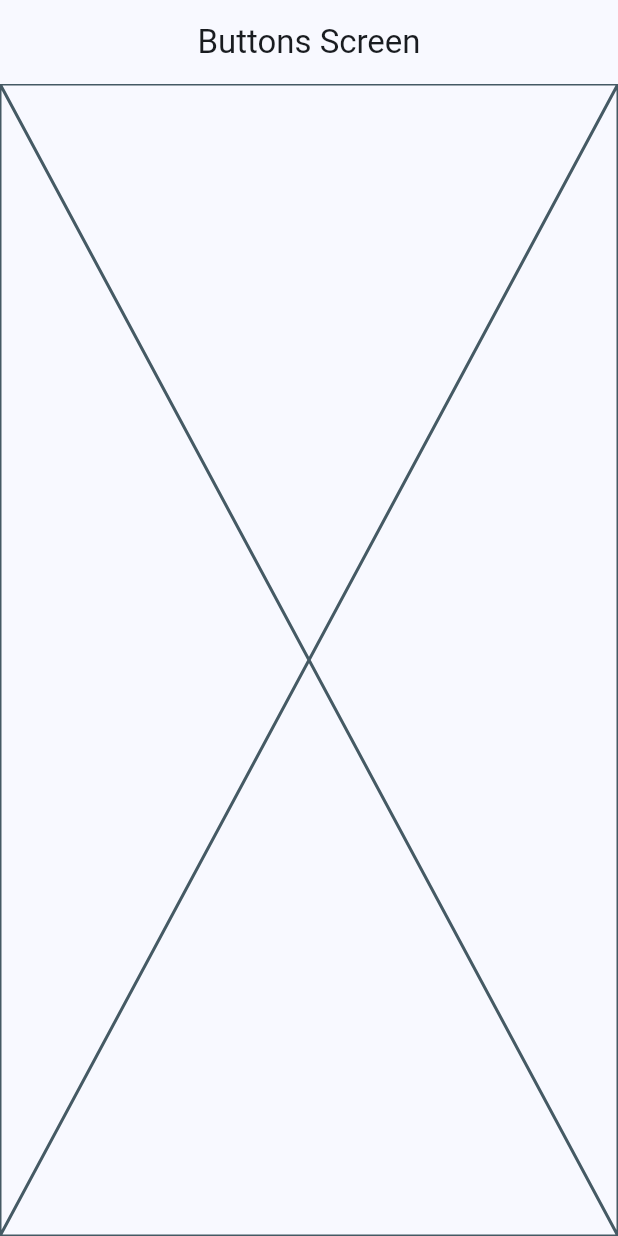
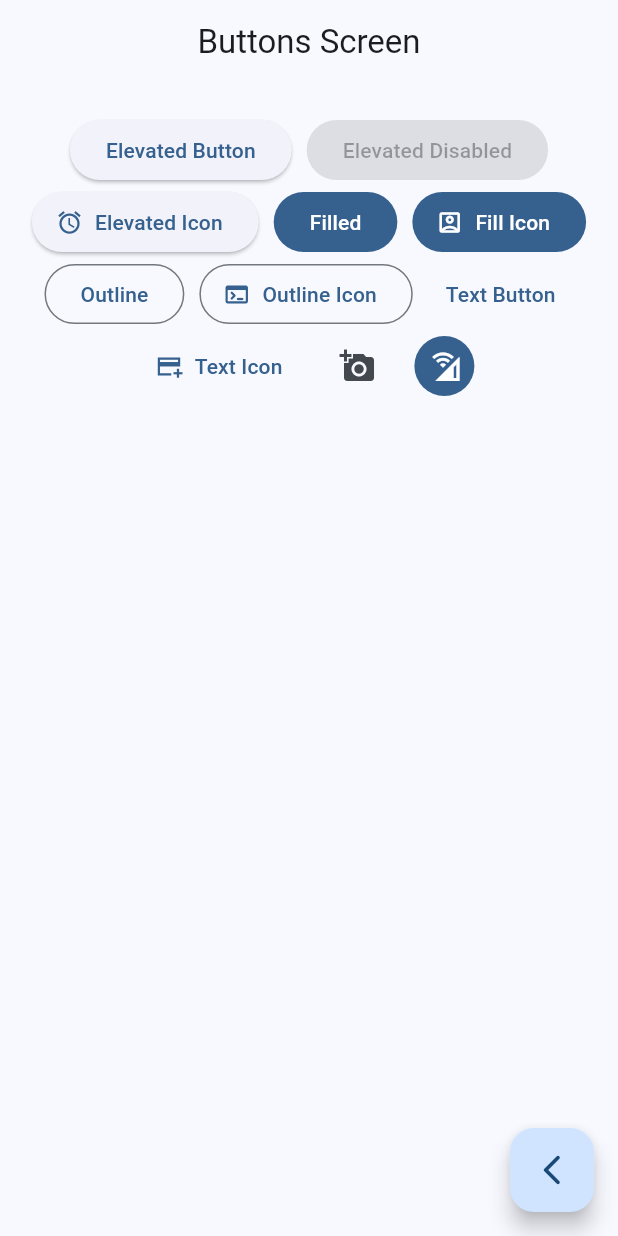
Before and after one commit to FernandoAjset/widgets_app, a Flutter app: the ButtonsScreen screen opened by its route, on a phone screen of 412 x 824 dp. Run offline on Flutter 3.47's test engine with Material 2 defaults, Android fonts, the phone set to English and light mode, and no system bars; our stand-ins replace go_router.

Commit message:
Implementado todos los botones de material.

```diff
--- a/lib/presentation/screens/buttons/buttons_screen.dart
+++ b/lib/presentation/screens/buttons/buttons_screen.dart
@@ -1,7 +1,8 @@
 import 'package:flutter/material.dart';
+import 'package:go_router/go_router.dart';
 
 class ButtonsScreen extends StatelessWidget {
-  static const String name='ButtonsScreen';
+  static const String name = 'ButtonsScreen';
 
   const ButtonsScreen({super.key});
 
@@ -11,6 +12,65 @@ class ButtonsScreen extends StatelessWidget {
         appBar: AppBar(
           title: const Text('Buttons Screen'),
         ),
-        body: const Placeholder());
+        body: const _ButtonsView(),
+        floatingActionButton: FloatingActionButton(
+          onPressed: () {
+            context.pop();
+          },
+          child: const Icon(Icons.arrow_back_ios_new_rounded),
+        ));
   }
 }
+
+class _ButtonsView extends StatelessWidget {
+  const _ButtonsView();
+
+  @override
+  Widget build(BuildContext context) {
+    final colors = Theme.of(context).colorScheme;
+    return SizedBox(
+      width: double.infinity,
+      child: Padding(
+        padding: const EdgeInsets.symmetric(horizontal: 10, vertical: 20),
+        child: Wrap(
+          spacing: 10,
+          alignment: WrapAlignment.center,
+          children: [
+            ElevatedButton(
+                onPressed: () {}, child: const Text('Elevated Button')),
+            const ElevatedButton(
+                onPressed: null, child: Text('Elevated Disabled')),
+            ElevatedButton.icon(
+                icon: const Icon(Icons.access_alarm_outlined),
+                label: const Text('Elevated Icon'),
+                onPressed: () {}),
+            FilledButton(onPressed: () {}, child: const Text('Filled')),
+            FilledButton.icon(
+              onPressed: () {},
+              icon: const Icon(Icons.account_box_outlined),
+              label: const Text('Fill Icon'),
+            ),
+            OutlinedButton(onPressed: () {}, child: const Text('Outline')),
+            OutlinedButton.icon(
+                onPressed: () {},
+                icon: const Icon(Icons.terminal_rounded),
+                label: const Text('Outline Icon')),
+            TextButton(onPressed: () {}, child: const Text('Text Button')),
+            TextButton.icon(
+              onPressed: () {},
+              icon: const Icon(Icons.add_card_sharp),
+              label: const Text('Text Icon'),
+            ),
+            //TODO: Custom button
+            IconButton(onPressed: () {}, icon: const Icon(Icons.add_a_photo)),
+            IconButton(
+                onPressed: () {},
+                icon: const Icon(Icons.cell_wifi_sharp, color: Colors.white),
+                style: ButtonStyle(
+                    backgroundColor: MaterialStatePropertyAll(colors.primary))),
+          ],
+        ),
+      ),
+    );
+  }
+}
```
